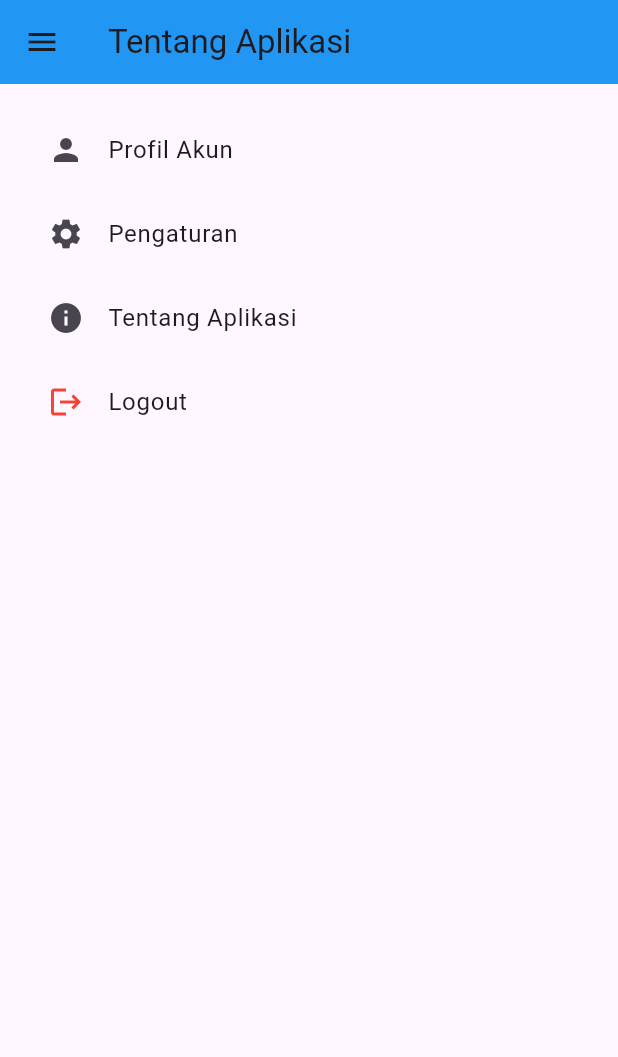
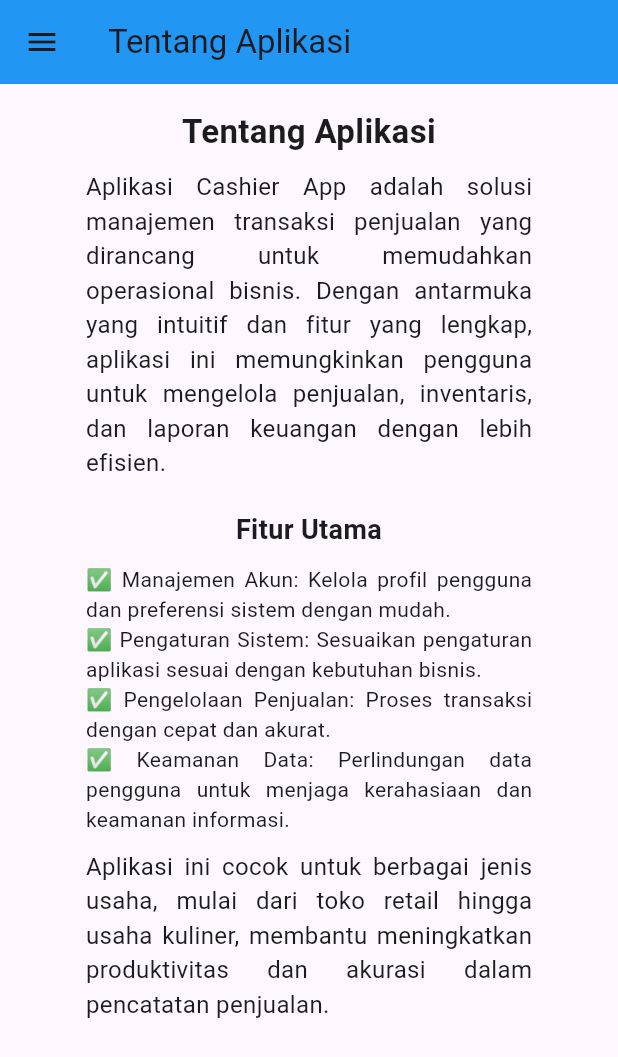
Before and after one commit to ismam31/project3_kelompok7, a Flutter app: the AboutApplicationPage screen opened by its route, on a phone screen of 412 x 824 dp. Shown: the top 1057 px of the screen. Run offline on Flutter 3.47's test engine with Material 3 defaults, Android fonts, the phone set to English and light mode, and no system bars; our stand-ins replace fl_chart, flutter_animate; missing offline and left inert: blue_thermal_printer.

Commit message:
menambahkan isi pada halaman tentang aplikasi

```diff
--- a/lib/pages/about_application_page.dart
+++ b/lib/pages/about_application_page.dart
@@ -11,39 +11,70 @@ class AboutApplicationPage extends StatelessWidget {
         title: const Text("Tentang Aplikasi"),
         backgroundColor: Colors.blue,
       ),
-      drawer: const CustomDrawer(), // ← GANTI drawer bawaan dengan custom
-      body: ListView(
+      drawer: const CustomDrawer(),
+      body: Center(
+        child: Container(
+          width:
+              MediaQuery.of(context).size.width *
+              0.8, // Lebar kontainer agar tetap di tengah
           padding: const EdgeInsets.all(16),
+          child: Column(
+            crossAxisAlignment:
+                CrossAxisAlignment.center, // Konten tetap sejajar di tengah
             children: [
-          ListTile(
-            leading: const Icon(Icons.person),
-            title: const Text('Profil Akun'),
-            onTap: () {
-              // Navigasi atau aksi ke halaman profil
-            },
+              const Text(
+                "Tentang Aplikasi",
+                style: TextStyle(fontSize: 22, fontWeight: FontWeight.bold),
+                textAlign: TextAlign.center,
               ),
-          ListTile(
-            leading: const Icon(Icons.settings),
-            title: const Text('Pengaturan'),
-            onTap: () {
-              // Sudah di halaman ini, mungkin bisa disable atau beri indikasi
-            },
+              const SizedBox(height: 10),
+              const Text(
+                "Aplikasi Cashier App adalah solusi manajemen transaksi penjualan yang dirancang "
+                "untuk memudahkan operasional bisnis. Dengan antarmuka yang intuitif dan fitur yang lengkap, "
+                "aplikasi ini memungkinkan pengguna untuk mengelola penjualan, inventaris, dan laporan keuangan dengan lebih efisien.",
+                style: TextStyle(fontSize: 16),
+                textAlign: TextAlign.justify, // Rata kanan dan kiri
               ),
-          ListTile(
-            leading: const Icon(Icons.info),
-            title: const Text('Tentang Aplikasi'),
-            onTap: () {
-              // Navigasi ke halaman tentang aplikasi
-            },
+              const SizedBox(height: 20),
+              const Text(
+                "Fitur Utama",
+                style: TextStyle(fontSize: 18, fontWeight: FontWeight.bold),
+                textAlign: TextAlign.center,
               ),
-          ListTile(
-            leading: const Icon(Icons.logout, color: Colors.red),
-            title: const Text('Logout'),
-            onTap: () {
-            Navigator.pushNamed(context, '/dashboard');
-            },
+              const SizedBox(height: 10),
+              Column(
+                crossAxisAlignment:
+                    CrossAxisAlignment
+                        .start, // Pastikan item tetap sejajar dalam satu blok
+                children: const [
+                  Text(
+                    "✅ Manajemen Akun: Kelola profil pengguna dan preferensi sistem dengan mudah.",
+                    textAlign: TextAlign.justify,
+                  ),
+                  Text(
+                    "✅ Pengaturan Sistem: Sesuaikan pengaturan aplikasi sesuai dengan kebutuhan bisnis.",
+                    textAlign: TextAlign.justify,
+                  ),
+                  Text(
+                    "✅ Pengelolaan Penjualan: Proses transaksi dengan cepat dan akurat.",
+                    textAlign: TextAlign.justify,
+                  ),
+                  Text(
+                    "✅ Keamanan Data: Perlindungan data pengguna untuk menjaga kerahasiaan dan keamanan informasi.",
+                    textAlign: TextAlign.justify,
                   ),
                 ],
+              ),
+              const SizedBox(height: 10),
+              const Text(
+                "Aplikasi ini cocok untuk berbagai jenis usaha, mulai dari toko retail hingga usaha kuliner, "
+                "membantu meningkatkan produktivitas dan akurasi dalam pencatatan penjualan.",
+                style: TextStyle(fontSize: 16),
+                textAlign: TextAlign.justify, // Rata kanan dan kiri
+              ),
+            ],
+          ),
+        ),
       ),
     );
   }
```
Lines whose indentation alone changed are shown as unchanged.
